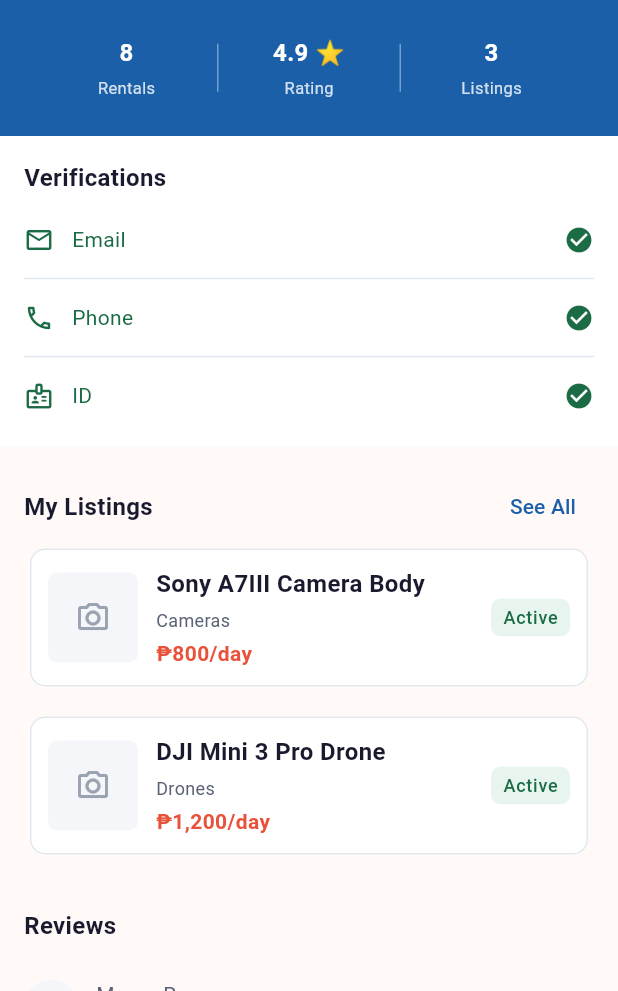
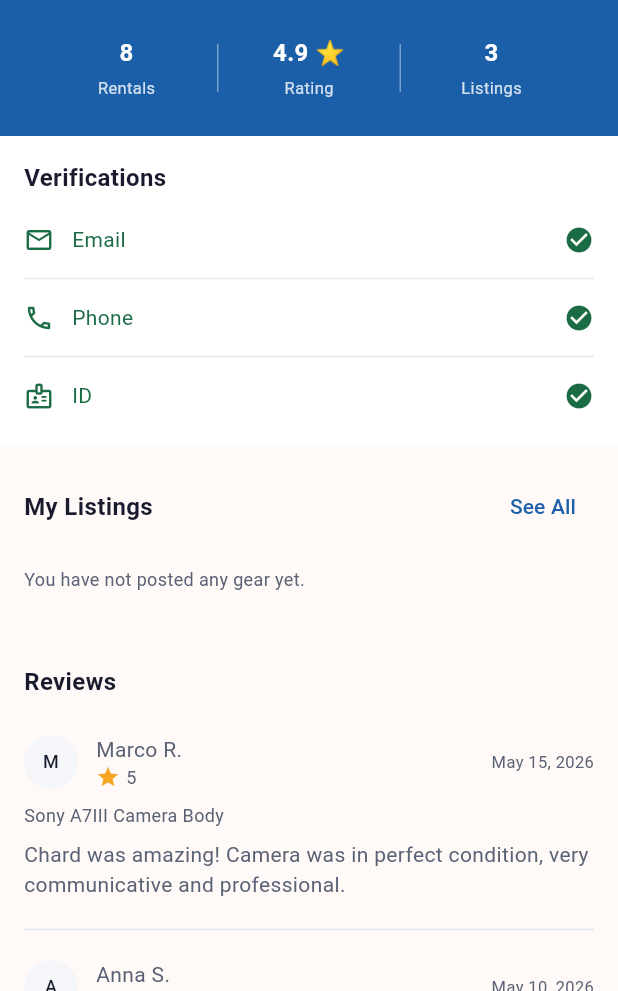
Before and after one commit to johnrichard23/gearloop, a Flutter app: the ProfileScreen screen opened directly, on a phone screen of 412 x 824 dp, the part 245-1236 px from its top. Run offline on Flutter 3.47's test engine with Material 3 defaults, Android fonts, the phone set to English and light mode, and no system bars; our stand-ins replace dartz, equatable, flutter_dotenv, flutter_riverpod, go_router, supabase_flutter; accounts and stored records are empty.

Commit message:
Integrate Supabase in Listing
Remove dummy data
Integrate Supabase in Listing

```diff
--- a/lib/features/profile/presentation/screens/profile_screen.dart
+++ b/lib/features/profile/presentation/screens/profile_screen.dart
@@ -1,10 +1,13 @@
 import 'package:flutter/material.dart';
+import 'package:flutter_riverpod/flutter_riverpod.dart';
 import 'package:go_router/go_router.dart';
+import 'package:supabase_flutter/supabase_flutter.dart';
 
 import '../../../../core/constants/app_colors.dart';
 import '../../../../core/constants/app_spacing.dart';
 import '../../../../core/constants/app_text_styles.dart';
 import '../../../listings/domain/entities/listing_entity.dart';
+import '../../../listings/presentation/providers/listings_provider.dart';
 import '../../domain/entities/user_profile_entity.dart';
 
 const UserProfileEntity dummyUser = UserProfileEntity(
@@ -23,47 +26,6 @@ const UserProfileEntity dummyUser = UserProfileEntity(
   totalListings: 3,
   totalRentals: 8,
 );
-
-const List<ListingEntity> _dummyMyListings = [
-  ListingEntity(
-    id: 'listing-1',
-    hostId: 'user-1',
-    title: 'Sony A7III Camera Body',
-    category: 'Cameras',
-    pricePerDay: '₱800',
-    location: 'Legazpi, Albay',
-    hostName: 'Chard D.',
-    rating: 4.8,
-    isVerified: true,
-    description: 'Sony A7III in excellent condition.',
-    reviewCount: 8,
-    depositAmount: '₱5,000',
-    minRentalDays: '1',
-    isActive: true,
-    isPaused: false,
-    lat: 13.1391,
-    lng: 123.7438,
-  ),
-  ListingEntity(
-    id: 'listing-2',
-    hostId: 'user-1',
-    title: 'DJI Mini 3 Pro Drone',
-    category: 'Drones',
-    pricePerDay: '₱1,200',
-    location: 'Sorsogon City',
-    hostName: 'Chard D.',
-    rating: 5.0,
-    isVerified: true,
-    description: 'DJI Mini 3 Pro with RC controller.',
-    reviewCount: 4,
-    depositAmount: '₱8,000',
-    minRentalDays: '1',
-    isActive: true,
-    isPaused: false,
-    lat: 12.9734,
-    lng: 124.0067,
-  ),
-];
 
 class _DummyReview {
   const _DummyReview({
@@ -109,7 +71,7 @@ const List<_DummyReview> _dummyReviews = [
 ];
 
 /// User profile tab (dummy data until Supabase is wired).
-class ProfileScreen extends StatelessWidget {
+class ProfileScreen extends ConsumerWidget {
   const ProfileScreen({super.key});
 
   void _showComingSoon(BuildContext context) {
@@ -147,7 +109,16 @@ class ProfileScreen extends StatelessWidget {
   }
 
   @override
-  Widget build(BuildContext context) {
+  Widget build(BuildContext context, WidgetRef ref) {
+    final listingsAsync = ref.watch(listingsProvider);
+    final currentUserId = Supabase.instance.client.auth.currentUser?.id;
+    final myListings = listingsAsync.maybeWhen(
+      data: (listings) => currentUserId == null
+          ? <ListingEntity>[]
+          : listings.where((l) => l.hostId == currentUserId).toList(),
+      orElse: () => <ListingEntity>[],
+    );
+
     return Scaffold(
       backgroundColor: AppColors.kColorBackground,
       body: SingleChildScrollView(
@@ -158,7 +129,10 @@ class ProfileScreen extends StatelessWidget {
             _VerificationsSection(user: dummyUser),
             if (dummyUser.isHost)
               _MyListingsSection(
+                listingsAsync: listingsAsync,
+                myListings: myListings,
                 onSeeAll: () => _showComingSoon(context),
+                onRetry: () => ref.invalidate(listingsProvider),
               ),
             _ReviewsSection(reviews: _dummyReviews),
             _SettingsSection(
@@ -369,9 +343,17 @@ class _VerificationRow extends StatelessWidget {
 }
 
 class _MyListingsSection extends StatelessWidget {
-  const _MyListingsSection({required this.onSeeAll});
+  const _MyListingsSection({
+    required this.listingsAsync,
+    required this.myListings,
+    required this.onSeeAll,
+    required this.onRetry,
+  });
 
+  final AsyncValue<List<ListingEntity>> listingsAsync;
+  final List<ListingEntity> myListings;
   final VoidCallback onSeeAll;
+  final VoidCallback onRetry;
 
   @override
   Widget build(BuildContext context) {
@@ -387,14 +369,44 @@ class _MyListingsSection extends StatelessWidget {
               TextButton(onPressed: onSeeAll, child: const Text('See All')),
             ],
           ),
-          ListView.separated(
-            shrinkWrap: true,
-            physics: const NeverScrollableScrollPhysics(),
-            itemCount: _dummyMyListings.length,
-            separatorBuilder: (_, __) =>
-                const SizedBox(height: AppSpacing.kSpacing12),
-            itemBuilder: (context, index) {
-              return _MyListingCard(listing: _dummyMyListings[index]);
+          listingsAsync.when(
+            loading: () => const Padding(
+              padding: EdgeInsets.symmetric(vertical: AppSpacing.kSpacing24),
+              child: Center(child: CircularProgressIndicator()),
+            ),
+            error: (_, __) => Padding(
+              padding: const EdgeInsets.symmetric(
+                vertical: AppSpacing.kSpacing16,
+              ),
+              child: TextButton(
+                onPressed: onRetry,
+                child: const Text('Could not load listings. Tap to retry.'),
+              ),
+            ),
+            data: (_) {
+              if (myListings.isEmpty) {
+                return Padding(
+                  padding: const EdgeInsets.symmetric(
+                    vertical: AppSpacing.kSpacing16,
+                  ),
+                  child: Text(
+                    'You have not posted any gear yet.',
+                    style: AppTextStyles.kTextBodySmall.copyWith(
+                      color: AppColors.kColorTextSecondary,
+                    ),
+                  ),
+                );
+              }
+              return ListView.separated(
+                shrinkWrap: true,
+                physics: const NeverScrollableScrollPhysics(),
+                itemCount: myListings.length,
+                separatorBuilder: (_, __) =>
+                    const SizedBox(height: AppSpacing.kSpacing12),
+                itemBuilder: (context, index) {
+                  return _MyListingCard(listing: myListings[index]);
+                },
+              );
             },
           ),
         ],
```
Also changed, not shown: lib/features/home/presentation/screens/home_screen.dart (+65 -84 lines), lib/features/listings/data/models/listing_model.dart (+45 -10 lines), lib/features/listings/data/repositories/listings_repository_impl.dart (+102 -31 lines), lib/features/listings/presentation/providers/listings_provider.dart (+38 -1 lines), lib/features/listings/presentation/screens/browse_screen.dart (+56 -132 lines), lib/features/listings/presentation/screens/create_listing_screen.dart (+6 -3 lines).
